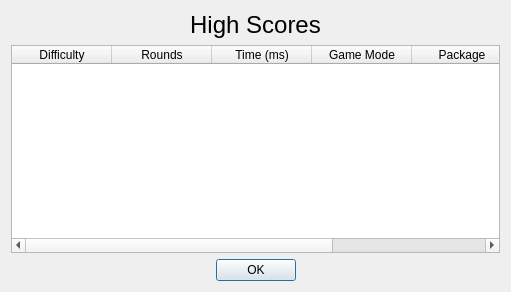
The window that ui/highscores.ui (tdauth/gustavsfairyland) describes before a commit, drawn with Qt 5.
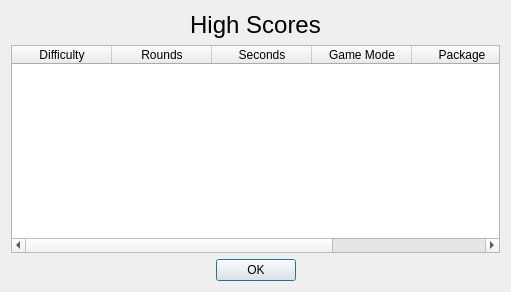
The same window after the commit.

Commit message: Use seconds in High Scores

```diff
--- a/ui/highscores.ui
+++ b/ui/highscores.ui
@@ -46,6 +46,15 @@
      <property name="selectionBehavior">
       <enum>QAbstractItemView::SelectRows</enum>
      </property>
+     <attribute name="horizontalHeaderCascadingSectionResizes">
+      <bool>false</bool>
+     </attribute>
+     <attribute name="horizontalHeaderMinimumSectionSize">
+      <number>60</number>
+     </attribute>
+     <attribute name="horizontalHeaderStretchLastSection">
+      <bool>true</bool>
+     </attribute>
      <attribute name="verticalHeaderCascadingSectionResizes">
       <bool>false</bool>
      </attribute>
@@ -67,7 +76,7 @@
      </column>
      <column>
       <property name="text">
-       <string>Time (ms)</string>
+       <string>Seconds</string>
       </property>
      </column>
      <column>
```
The commit also changes 1 other file.
